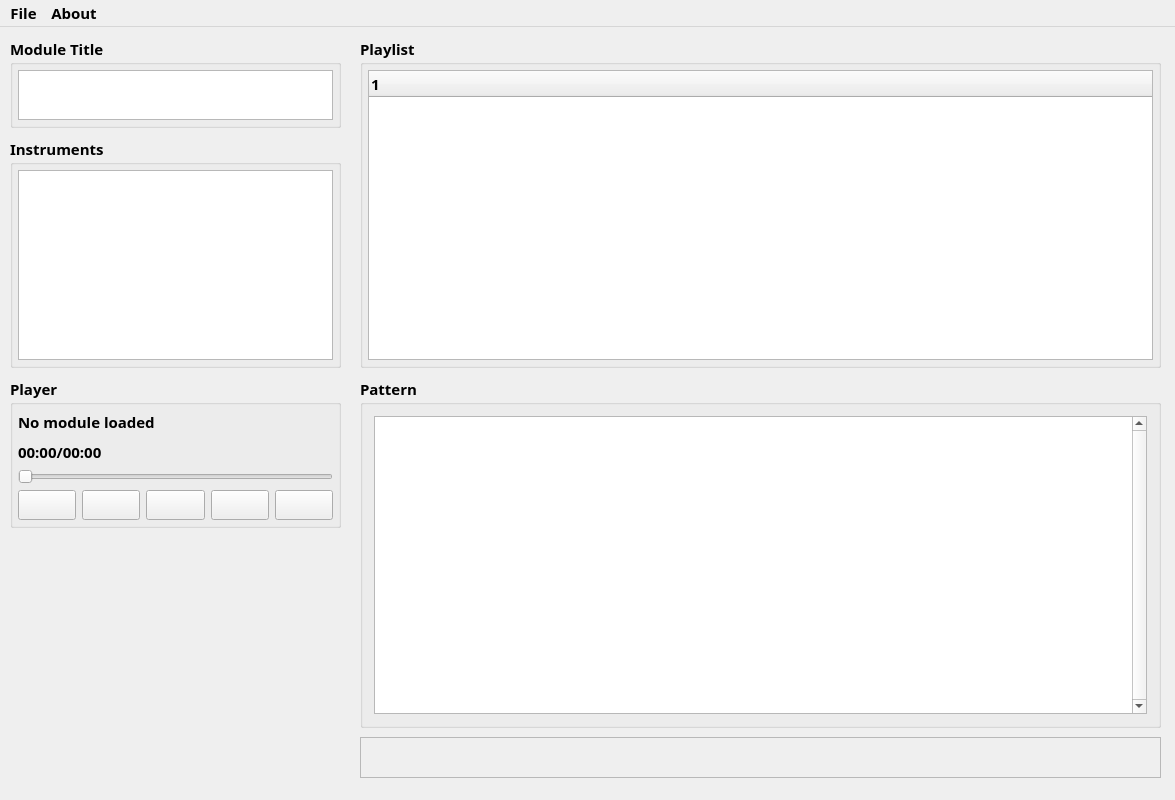
First picture: the form in mainwindow.ui, repository pekdemir/qtModPlayer, before the edit.
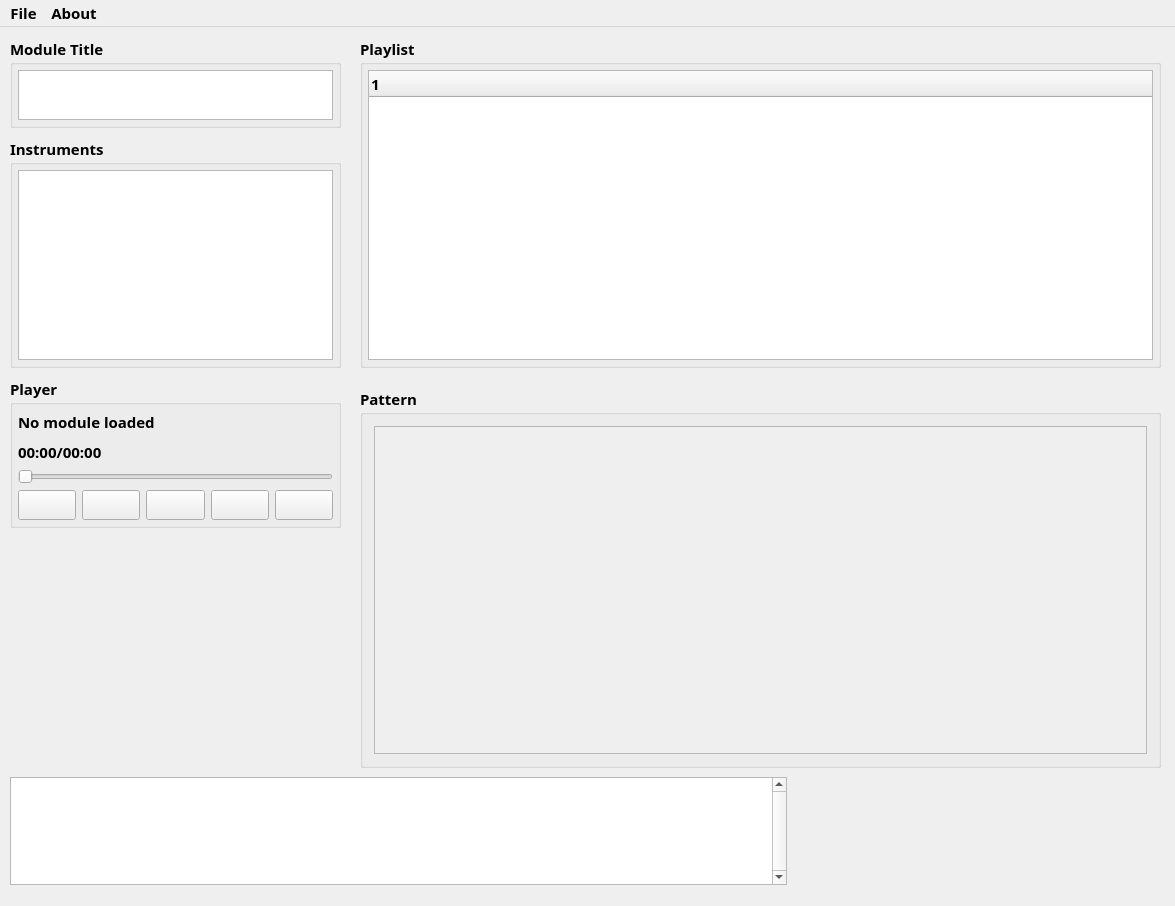
Second picture: the form after the edit. Icons and pictures are not drawn.

Diff of the .ui file:
```diff
--- a/mainwindow.ui
+++ b/mainwindow.ui
@@ -7,7 +7,7 @@
     <x>0</x>
     <y>0</y>
     <width>1175</width>
-    <height>800</height>
+    <height>906</height>
    </rect>
   </property>
   <property name="sizePolicy">
@@ -306,9 +306,9 @@
     <property name="geometry">
      <rect>
       <x>360</x>
-      <y>350</y>
+      <y>360</y>
       <width>801</width>
-      <height>351</height>
+      <height>381</height>
      </rect>
     </property>
     <property name="title">
@@ -316,57 +316,48 @@
     </property>
     <layout class="QVBoxLayout" name="verticalLayout">
      <item>
-      <widget class="QListWidget" name="noteList">
-       <property name="verticalScrollBarPolicy">
-        <enum>Qt::ScrollBarAlwaysOn</enum>
+      <widget class="QScrollArea" name="scrollArea">
+       <property name="widgetResizable">
+        <bool>true</bool>
        </property>
+       <widget class="QWidget" name="scrollAreaWidgetContents">
+        <property name="geometry">
+         <rect>
+          <x>0</x>
+          <y>0</y>
+          <width>775</width>
+          <height>336</height>
+         </rect>
+        </property>
+        <layout class="QGridLayout" name="gridLayout_5">
+         <item row="0" column="0">
+          <layout class="QHBoxLayout" name="tracksHLayout">
+           <property name="spacing">
+            <number>5</number>
+           </property>
+           <property name="sizeConstraint">
+            <enum>QLayout::SetFixedSize</enum>
+           </property>
+          </layout>
+         </item>
+        </layout>
+       </widget>
       </widget>
      </item>
     </layout>
    </widget>
-   <widget class="QScrollArea" name="channelBarsScrollArea">
+   <widget class="QListWidget" name="noteList">
     <property name="geometry">
      <rect>
-      <x>360</x>
-      <y>710</y>
-      <width>801</width>
-      <height>41</height>
+      <x>10</x>
+      <y>750</y>
+      <width>777</width>
+      <height>108</height>
      </rect>
     </property>
     <property name="verticalScrollBarPolicy">
-     <enum>Qt::ScrollBarAlwaysOff</enum>
+     <enum>Qt::ScrollBarAlwaysOn</enum>
     </property>
-    <property name="widgetResizable">
-     <bool>true</bool>
-    </property>
-    <widget class="QWidget" name="scrollAreaWidgetContents_2">
-     <property name="geometry">
-      <rect>
-       <x>0</x>
-       <y>0</y>
-       <width>799</width>
-       <height>39</height>
-      </rect>
-     </property>
-     <widget class="QWidget" name="horizontalLayoutWidget">
-      <property name="geometry">
-       <rect>
-        <x>39</x>
-        <y>9</y>
-        <width>751</width>
-        <height>20</height>
-       </rect>
-      </property>
-      <layout class="QHBoxLayout" name="channelBarHLayout">
-       <property name="spacing">
-        <number>1</number>
-       </property>
-       <property name="sizeConstraint">
-        <enum>QLayout::SetFixedSize</enum>
-       </property>
-      </layout>
-     </widget>
-    </widget>
    </widget>
   </widget>
   <widget class="QMenuBar" name="menuBar">
```
